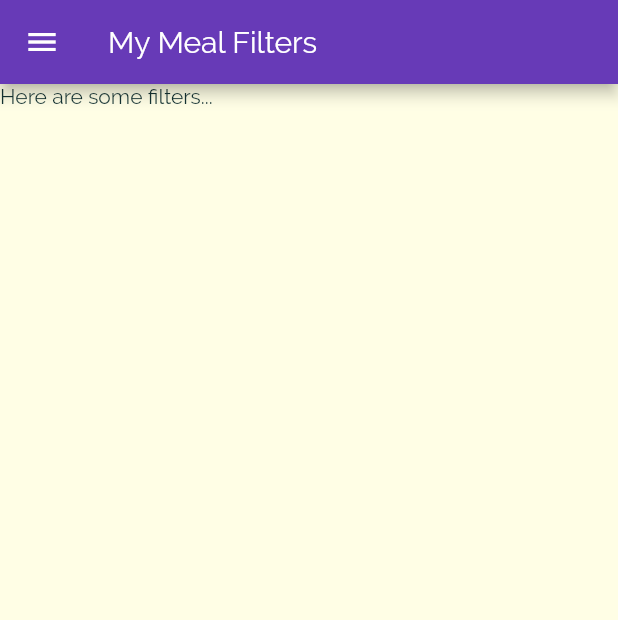
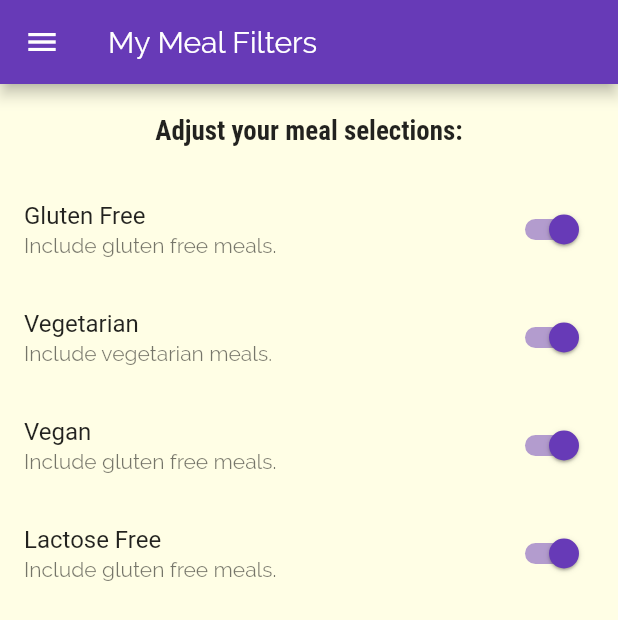
Before and after one commit to berenerchamion/meals, a Flutter app: the FiltersScreen screen opened by its route, on a phone screen of 412 x 824 dp. Shown: the top 620 px of the screen. Run offline on Flutter 3.47's test engine with Material 2 defaults, Android fonts, the phone set to English and light mode, and no system bars; statements that could not run were skipped.

Commit message:
Enabling filters.

```diff
--- a/lib/screens/filters_screen.dart
+++ b/lib/screens/filters_screen.dart
@@ -1,8 +1,19 @@
 import 'package:flutter/material.dart';
 import '../widgets/meals_drawer.dart';
 
-class FiltersScreen extends StatelessWidget {
+class FiltersScreen extends StatefulWidget {
   static const String routeName = '/filters';
+
+  @override
+  _FiltersScreenState createState() => _FiltersScreenState();
+}
+
+class _FiltersScreenState extends State<FiltersScreen> {
+  bool _glutenFree = true;
+  bool _vegetarian = true;
+  bool _vegan = true;
+  bool _lactoseFree = true;
+
   @override
   Widget build(BuildContext context) {
     return Scaffold(
@@ -11,8 +22,65 @@ class FiltersScreen extends StatelessWidget {
       ),
       drawer: MealsDrawer(),
       body: Column(
-        children: <Widget> [
-          Text('Here are some filters...'),
+        children: <Widget>[
+          Container(
+            padding: EdgeInsets.all(20),
+            child: Text(
+              'Adjust your meal selections:',
+              style: Theme.of(context).textTheme.headline6,
+            ),
+          ), //Container
+          Expanded(
+            child: ListView(
+              children: <Widget> [
+                SwitchListTile(
+                  title: Text('Gluten Free'),
+                  subtitle: Text('Include gluten free meals.'),
+                  value: _glutenFree,
+                  activeColor: Theme.of(context).primaryColor,
+                  onChanged: (newValue){
+                    setState((){
+                      _glutenFree = newValue;
+                    });
+                  },
+                ),
+                SwitchListTile(
+                  title: Text('Vegetarian'),
+                  subtitle: Text('Include vegetarian meals.'),
+                  value: _vegetarian,
+                  activeColor: Theme.of(context).primaryColor,
+                  onChanged: (newValue){
+                    setState((){
+                      _vegetarian = newValue;
+                    });
+                  },
+                ),
+                SwitchListTile(
+                  title: Text('Vegan'),
+                  subtitle: Text('Include gluten free meals.'),
+                  value: _vegan,
+                  activeColor: Theme.of(context).primaryColor,
+                  onChanged: (newValue){
+                    setState((){
+                      _vegan = newValue;
+                    });
+                  },
+                ),
+                SwitchListTile(
+                  title: Text('Lactose Free'),
+                  subtitle: Text('Include gluten free meals.'),
+                  value: _lactoseFree,
+                  activeColor: Theme.of(context).primaryColor,
+                  onChanged: (newValue){
+                    setState((){
+                      _lactoseFree = newValue;
+                    });
+                  },
+                ),
+              ],
+
+            ), //ListView
+          ), //Container
         ],
       ),
     );
```
Also changed, not shown: lib/screens/category_meals_screen.dart (+12 -6 lines).
